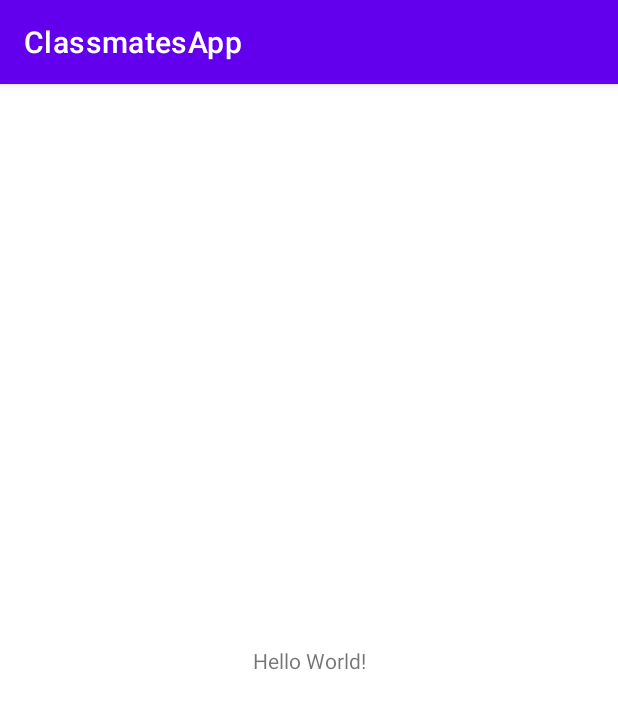
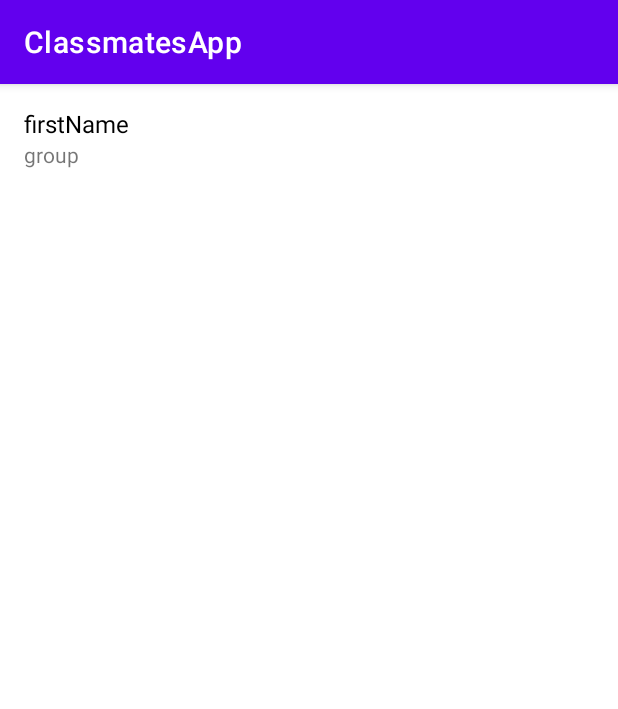
Before and after one commit to mlpozdeev/Classmates, an Android app: the screen it shows after launch (MainActivity), on a phone screen of 412 x 824 dp. Shown: the top 709 px of the screen. Run offline under Robolectric (Android 15) with nearby library versions, the phone set to English and light mode, and no system bars; 1 statement that could not run was skipped.

Commit message:
Реализовал фрагмент со списком студентов

```diff
--- a/ClassmatesApp/app/build.gradle
+++ b/ClassmatesApp/app/build.gradle
@@ -24,6 +24,9 @@ android {
             minifyEnabled false
             proguardFiles getDefaultProguardFile('proguard-android-optimize.txt'), 'proguard-rules.pro'
         }
+    }
+    buildFeatures {
+        viewBinding true
     }
     compileOptions {
         sourceCompatibility JavaVersion.VERSION_1_8
@@ -64,6 +67,11 @@ dependencies {
     implementation "io.reactivex.rxjava2:rxjava:2.2.21"
     implementation 'io.reactivex.rxjava2:rxandroid:2.1.1'
 
+    //Navigation
+    def nav_version = "2.3.5"
+    implementation "androidx.navigation:navigation-fragment-ktx:$nav_version"
+    implementation "androidx.navigation:navigation-ui-ktx:$nav_version"
+
     //Test
     testImplementation 'junit:junit:4.+'
     androidTestImplementation 'androidx.test.ext:junit:1.1.2'
--- /dev/null
+++ b/ClassmatesApp/app/src/main/java/com/mlpozdeev/classmatesapp/presentation/fragments/students/StudentViewHolder.kt
@@ -0,0 +1,28 @@
+package com.mlpozdeev.classmatesapp.presentation.fragments.students
+
+import android.view.LayoutInflater
+import android.view.View
+import android.view.ViewGroup
+import android.widget.TextView
+import androidx.recyclerview.widget.RecyclerView
+import com.mlpozdeev.classmatesapp.R
+import com.mlpozdeev.classmatesapp.domain.models.Student
+
+class StudentViewHolder(view: View) : RecyclerView.ViewHolder(view) {
+
+    private val studentFullName = view.findViewById<TextView>(R.id.student_full_name)
+    private val groupName = view.findViewById<TextView>(R.id.group_name)
+
+    fun bind(student: Student) {
+        studentFullName.text = student.firstName
+        groupName.text = student.groupName
+    }
+
+    companion object {
+        fun create(parent: ViewGroup): StudentViewHolder {
+            val view = LayoutInflater.from(parent.context).inflate(R.layout.student_item, parent, false)
+
+            return StudentViewHolder(view)
+        }
+    }
+}
--- /dev/null
+++ b/ClassmatesApp/app/src/main/java/com/mlpozdeev/classmatesapp/presentation/fragments/students/StudentsFragment.kt
@@ -0,0 +1,50 @@
+package com.mlpozdeev.classmatesapp.presentation.fragments.students
+
+import android.os.Bundle
+import android.view.LayoutInflater
+import android.view.View
+import android.view.ViewGroup
+import androidx.fragment.app.Fragment
+import androidx.recyclerview.widget.LinearLayoutManager
+import com.mlpozdeev.classmatesapp.databinding.FragmentStudentsBinding
+import com.mlpozdeev.classmatesapp.domain.models.Student
+
+class StudentsFragment : Fragment() {
+
+    private var _binding: FragmentStudentsBinding? = null
+
+    private val binding get() = _binding!!
+
+    override fun onCreateView(
+        inflater: LayoutInflater, container: ViewGroup?,
+        savedInstanceState: Bundle?
+    ): View {
+        _binding = FragmentStudentsBinding.inflate(inflater, container, false)
+
+        return binding.root
+    }
+
+    override fun onViewCreated(view: View, savedInstanceState: Bundle?) {
+        val adapter = StudentsListAdapter()
+        val layoutManager = LinearLayoutManager(context, LinearLayoutManager.VERTICAL, false)
+
+        binding.studentsList.adapter = adapter
+        binding.studentsList.layoutManager = layoutManager
+
+        val testList = mutableListOf(
+            Student(
+                id = 0,
+                firstName = "firstName",
+                lastName = "lastName",
+                patronymic = null,
+                groupName = "group"
+            )
+        )
+        adapter.submitList(testList)
+    }
+
+    override fun onDestroyView() {
+        super.onDestroyView()
+        _binding = null
+    }
+}
--- /dev/null
+++ b/ClassmatesApp/app/src/main/java/com/mlpozdeev/classmatesapp/presentation/fragments/students/StudentsListAdapter.kt
@@ -0,0 +1,31 @@
+package com.mlpozdeev.classmatesapp.presentation.fragments.students
+
+import android.view.ViewGroup
+import androidx.recyclerview.widget.DiffUtil
+import androidx.recyclerview.widget.ListAdapter
+import com.mlpozdeev.classmatesapp.domain.models.Student
+
+class StudentsListAdapter : ListAdapter<Student, StudentViewHolder>(ITEM_COMPARATOR) {
+
+    override fun onCreateViewHolder(parent: ViewGroup, viewType: Int): StudentViewHolder {
+        return StudentViewHolder.create(parent)
+    }
+
+    override fun onBindViewHolder(holder: StudentViewHolder, position: Int) {
+        val item = currentList[position]
+
+        holder.bind(item)
+    }
+
+    companion object {
+        private val ITEM_COMPARATOR = object : DiffUtil.ItemCallback<Student>() {
+            override fun areItemsTheSame(oldItem: Student, newItem: Student): Boolean {
+                return oldItem.id == newItem.id
+            }
+
+            override fun areContentsTheSame(oldItem: Student, newItem: Student): Boolean {
+                return oldItem == newItem
+            }
+        }
+    }
+}
--- a/ClassmatesApp/app/src/main/res/layout/activity_main.xml
+++ b/ClassmatesApp/app/src/main/res/layout/activity_main.xml
@@ -6,14 +6,17 @@
     android:layout_height="match_parent"
     tools:context=".presentation.activities.main.MainActivity">
 
-    <TextView
-        android:id="@+id/test_tv"
-        android:layout_width="wrap_content"
-        android:layout_height="wrap_content"
-        android:text="Hello World!"
+    <androidx.fragment.app.FragmentContainerView
+        android:id="@+id/nav_host_fragment"
+        android:name="androidx.navigation.fragment.NavHostFragment"
+        android:layout_width="0dp"
+        android:layout_height="0dp"
+        app:defaultNavHost="true"
         app:layout_constraintBottom_toBottomOf="parent"
         app:layout_constraintLeft_toLeftOf="parent"
         app:layout_constraintRight_toRightOf="parent"
-        app:layout_constraintTop_toTopOf="parent" />
+
+        app:layout_constraintTop_toTopOf="parent"
+        app:navGraph="@navigation/nav_graph" />
 
 </androidx.constraintlayout.widget.ConstraintLayout>
--- /dev/null
+++ b/ClassmatesApp/app/src/main/res/layout/fragment_students.xml
@@ -0,0 +1,13 @@
+<?xml version="1.0" encoding="utf-8"?>
+<FrameLayout xmlns:android="http://schemas.android.com/apk/res/android"
+    xmlns:tools="http://schemas.android.com/tools"
+    android:layout_width="match_parent"
+    android:layout_height="match_parent"
+    tools:context=".presentation.fragments.students.StudentsFragment">
+
+    <androidx.recyclerview.widget.RecyclerView
+        android:id="@+id/students_list"
+        android:layout_width="match_parent"
+        android:layout_height="match_parent" />
+
+</FrameLayout>
--- /dev/null
+++ b/ClassmatesApp/app/src/main/res/layout/student_item.xml
@@ -0,0 +1,33 @@
+<?xml version="1.0" encoding="utf-8"?>
+<androidx.constraintlayout.widget.ConstraintLayout xmlns:android="http://schemas.android.com/apk/res/android"
+    xmlns:app="http://schemas.android.com/apk/res-auto"
+    xmlns:tools="http://schemas.android.com/tools"
+    android:layout_width="match_parent"
+    android:layout_height="72dp">
+
+    <TextView
+        android:id="@+id/student_full_name"
+        android:layout_width="wrap_content"
+        android:layout_height="wrap_content"
+        android:layout_marginStart="16dp"
+        android:textColor="@color/black"
+        android:textFontWeight="600"
+        android:textSize="16sp"
+        app:layout_constraintBottom_toTopOf="@+id/group_name"
+        app:layout_constraintStart_toStartOf="parent"
+        app:layout_constraintTop_toTopOf="parent"
+        app:layout_constraintVertical_chainStyle="packed"
+        tools:text="@string/student_name" />
+
+    <TextView
+        android:id="@+id/group_name"
+        android:layout_width="wrap_content"
+        android:layout_height="wrap_content"
+        android:layout_marginStart="16dp"
+        android:textFontWeight="400"
+        android:textSize="14sp"
+        app:layout_constraintBottom_toBottomOf="parent"
+        app:layout_constraintStart_toStartOf="parent"
+        app:layout_constraintTop_toBottomOf="@+id/student_full_name"
+        tools:text="@string/group_name" />
+</androidx.constraintlayout.widget.ConstraintLayout>
--- /dev/null
+++ b/ClassmatesApp/app/src/main/res/navigation/nav_graph.xml
@@ -0,0 +1,13 @@
+<?xml version="1.0" encoding="utf-8"?>
+<navigation xmlns:android="http://schemas.android.com/apk/res/android"
+    xmlns:app="http://schemas.android.com/apk/res-auto"
+    xmlns:tools="http://schemas.android.com/tools"
+    android:id="@+id/nav_graph"
+    app:startDestination="@id/studentsFragment">
+
+    <fragment
+        android:id="@+id/studentsFragment"
+        android:name="com.mlpozdeev.classmatesapp.presentation.fragments.students.StudentsFragment"
+        android:label="fragment_students"
+        tools:layout="@layout/fragment_students" />
+</navigation>
--- a/ClassmatesApp/app/src/main/res/values/strings.xml
+++ b/ClassmatesApp/app/src/main/res/values/strings.xml
@@ -1,3 +1,8 @@
 <resources>
     <string name="app_name">ClassmatesApp</string>
+
+    <!--students-->
+    <string name="student_name">Иванов Иван Иванович</string>
+    <string name="group_name">Б01–001–1</string>
+
 </resources>
```
